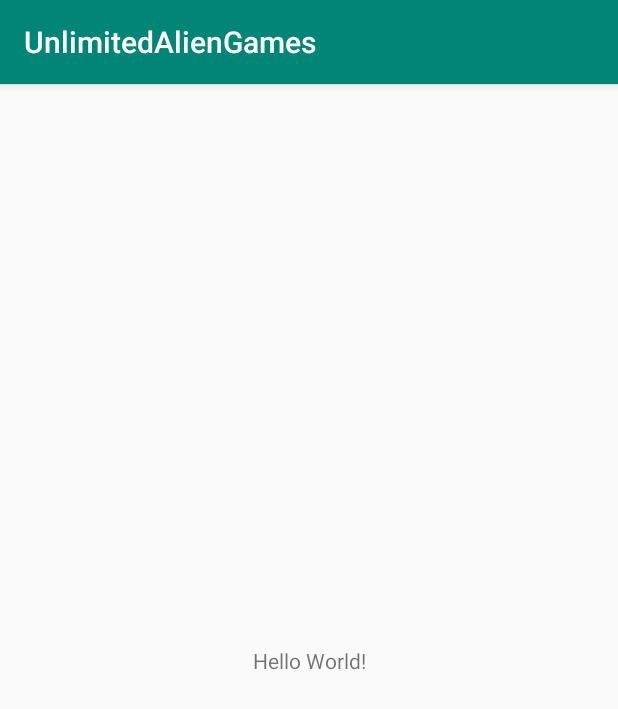
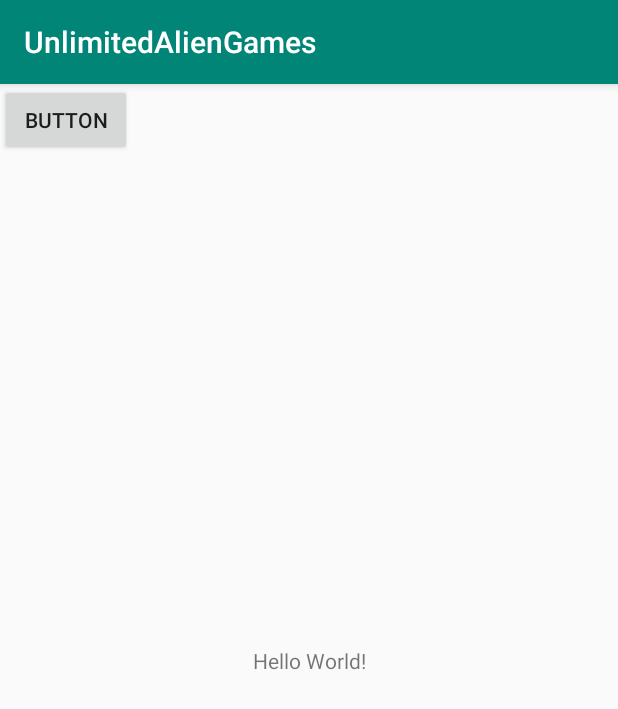
Before and after one commit to TonyHong15/Android-Minigames, an Android app: the screen it shows after launch (MainActivity), on a phone screen of 412 x 824 dp. Shown: the top 709 px of the screen. Run offline under Robolectric (Android 15) with nearby library versions, the phone set to English and light mode, and no system bars.

Commit message:
Copied imports from Fish Tank, added a unrestrained button that does nothing to the main view.

```diff
--- a/phase1/UnlimitedAlienGames/app/src/main/java/com/example/unlimitedaliengames/MainActivity.java
+++ b/phase1/UnlimitedAlienGames/app/src/main/java/com/example/unlimitedaliengames/MainActivity.java
@@ -3,6 +3,8 @@ package com.example.unlimitedaliengames;
 import androidx.appcompat.app.AppCompatActivity;
 
 import android.os.Bundle;
+import android.view.Window;
+import android.view.WindowManager;
 
 public class MainActivity extends AppCompatActivity {
 
--- a/phase1/UnlimitedAlienGames/app/src/main/res/layout/activity_main.xml
+++ b/phase1/UnlimitedAlienGames/app/src/main/res/layout/activity_main.xml
@@ -15,4 +15,12 @@
         app:layout_constraintRight_toRightOf="parent"
         app:layout_constraintTop_toTopOf="parent" />
 
+    <Button
+        android:id="@+id/button2"
+        android:layout_width="wrap_content"
+        android:layout_height="wrap_content"
+        android:text="Button"
+        tools:layout_editor_absoluteX="245dp"
+        tools:layout_editor_absoluteY="173dp" />
+
 </androidx.constraintlayout.widget.ConstraintLayout>
--- a/phase1/UnlimitedAlienGames/build.gradle
+++ b/phase1/UnlimitedAlienGames/build.gradle
@@ -7,7 +7,7 @@ buildscript {
 
     }
     dependencies {
-        classpath 'com.android.tools.build:gradle:3.5.0'
+        classpath 'com.android.tools.build:gradle:3.5.1'
 
         // NOTE: Do not place your application dependencies here; they belong
         // in the individual module build.gradle files
```
